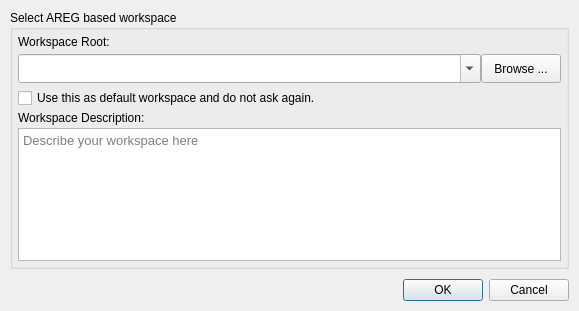
Old version of the form sources/lusan/view/common/ui/workspace.ui in the repository aregtech/areg-sdk-tools.
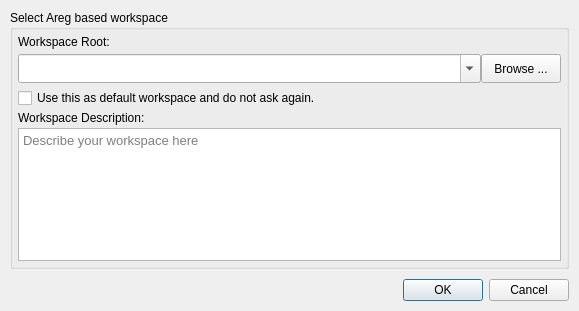
New version of the form.

Patch:
```diff
--- a/sources/lusan/view/common/ui/workspace.ui
+++ b/sources/lusan/view/common/ui/workspace.ui
@@ -35,7 +35,7 @@
    <item>
     <widget class="QGroupBox" name="groupBox">
      <property name="title">
-      <string>Select AREG based workspace</string>
+      <string>Select Areg based workspace</string>
      </property>
      <layout class="QVBoxLayout" name="verticalLayout_2">
       <property name="spacing">
```
